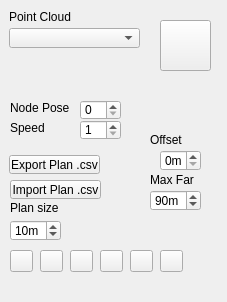
Above: qCC/ui_templates/stichedImageViewerDlg.ui from dagata-mining/geologyCC before the change. Below: the same form after it.
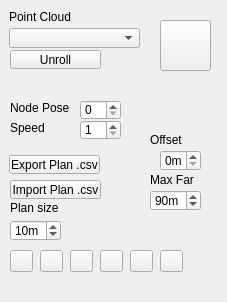
That is the form after the change. Icons and pictures are not drawn.

Commit message: Unroll and cleaner front end implemented

```diff
--- a/qCC/ui_templates/stichedImageViewerDlg.ui
+++ b/qCC/ui_templates/stichedImageViewerDlg.ui
@@ -347,6 +347,19 @@
     <string>Speed</string>
    </property>
   </widget>
+  <widget class="QToolButton" name="unroll">
+   <property name="geometry">
+    <rect>
+     <x>10</x>
+     <y>50</y>
+     <width>91</width>
+     <height>19</height>
+    </rect>
+   </property>
+   <property name="text">
+    <string>Unroll</string>
+   </property>
+  </widget>
  </widget>
  <resources/>
  <connections/>
```
Left out of the diff: 5 changed lines with no effect on the pictures. The commit also changes 12 other files.
